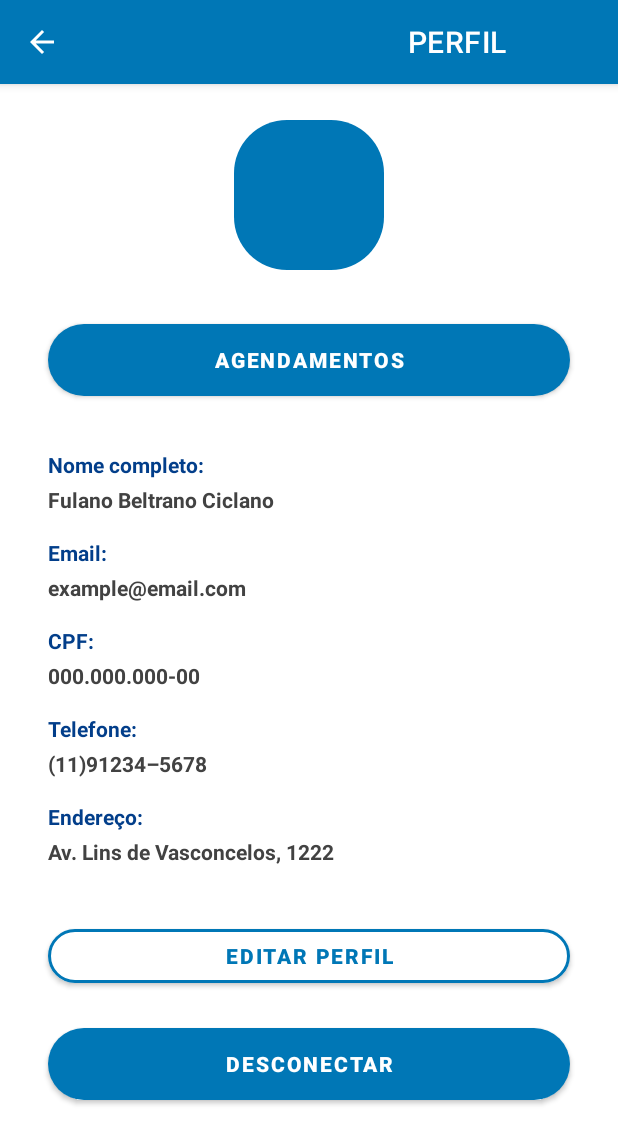
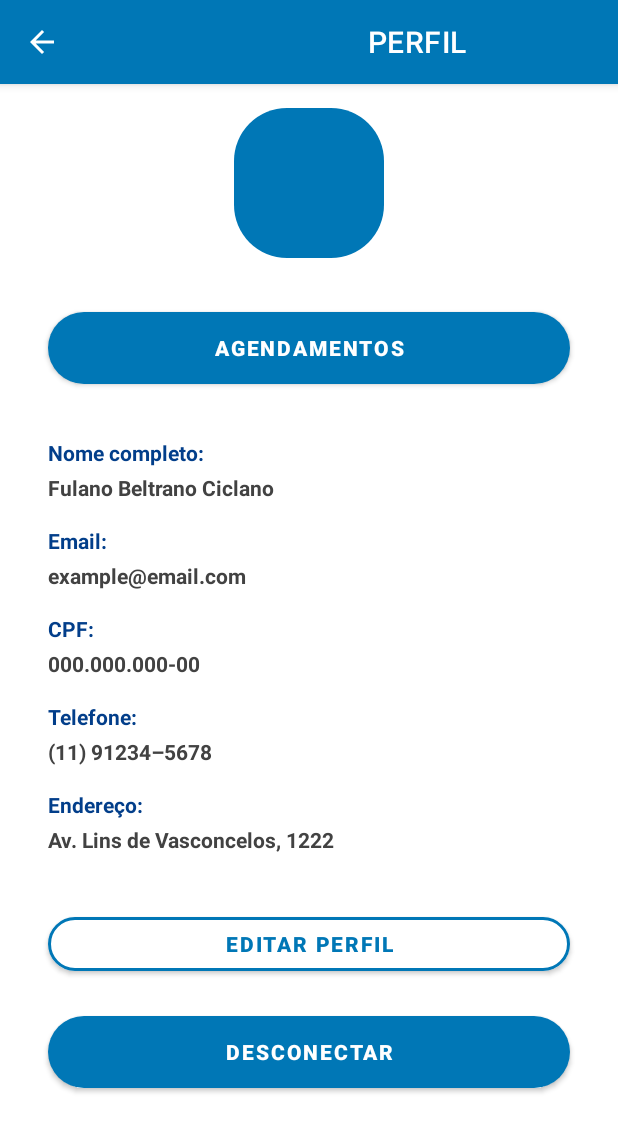
Before and after one commit to antfy/antfyV2, an Android app: the PerfilActivity screen opened directly, with no data from a screen before it, on a phone screen of 412 x 824 dp. Shown: the top 1144 px of the screen. Run offline under Robolectric (Android 15) with nearby library versions, the phone set to English and light mode, and no system bars.

Commit message:
Testes de layout

```diff
--- a/app/src/main/AndroidManifest.xml
+++ b/app/src/main/AndroidManifest.xml
@@ -3,6 +3,8 @@
     package="com.example.antfyv2">
 
     <uses-permission android:name="android.permission.BLUETOOTH" />
+    <uses-permission android:name="android.permission.BLUETOOTH_ADMIN" />
+    <uses-permission android:name="android.permission.ACCESS_COARSE_LOCATION" />
     <uses-permission android:name="android.permission.ACCESS_FINE_LOCATION"/>
     <uses-permission android:name="android.permission.INTERNET" />
     <uses-permission android:name="android.permission.ACCESS_NETWORK_STATE" />
--- a/app/src/main/java/com/example/antfyv2/PerfilActivity.java
+++ b/app/src/main/java/com/example/antfyv2/PerfilActivity.java
@@ -19,7 +19,7 @@ public class PerfilActivity extends AppCompatActivity {
         setContentView(R.layout.activity_perfil);
 
         // ACTIONBAR (NAVIGATION OFF)
-        Objects.requireNonNull(getSupportActionBar()).setTitle("\t\t\t\t\t\t\t\t\t\t\t\t\t\t\tPERFIL");
+        Objects.requireNonNull(getSupportActionBar()).setTitle("\t\t\t\t\t\t\t\t\t\t\t\t\tPERFIL");
         View decorView = getWindow().getDecorView();
         int uiOpcoes = View.SYSTEM_UI_FLAG_HIDE_NAVIGATION + View.SYSTEM_UI_FLAG_IMMERSIVE_STICKY;
         decorView.setSystemUiVisibility(uiOpcoes);
--- a/app/src/main/res/layout/activity_cadastro.xml
+++ b/app/src/main/res/layout/activity_cadastro.xml
@@ -9,7 +9,6 @@
     <ScrollView
         android:layout_width="match_parent"
         android:layout_height="match_parent"
-        android:layout_marginTop="16dp"
         app:layout_constraintBottom_toBottomOf="parent"
         app:layout_constraintEnd_toEndOf="parent"
         app:layout_constraintHorizontal_bias="0.0"
@@ -26,7 +25,7 @@
                 android:layout_width="0dp"
                 android:layout_height="wrap_content"
                 android:layout_marginStart="32dp"
-                android:layout_marginTop="24dp"
+                android:layout_marginTop="32dp"
                 android:layout_marginEnd="32dp"
                 android:text="@string/dados_nome"
                 android:textColor="@color/antfy_primary"
@@ -74,7 +73,7 @@
                 android:layout_width="wrap_content"
                 android:layout_height="wrap_content"
                 android:layout_marginStart="32dp"
-                android:layout_marginTop="16dp"
+                android:layout_marginTop="24dp"
                 android:layout_marginEnd="32dp"
                 android:text="@string/sub_cadastrar"
                 android:textAlignment="center"
--- a/app/src/main/res/layout/activity_entrar.xml
+++ b/app/src/main/res/layout/activity_entrar.xml
@@ -10,7 +10,7 @@
         android:id="@+id/textView"
         android:layout_width="wrap_content"
         android:layout_height="wrap_content"
-        android:layout_marginTop="32dp"
+        android:layout_marginTop="24dp"
         android:text="@string/sub_entrar"
         android:textAlignment="center"
         android:textColor="@color/antfy_dark"
--- a/app/src/main/res/layout/activity_main.xml
+++ b/app/src/main/res/layout/activity_main.xml
@@ -10,7 +10,7 @@
     <ImageView
         android:id="@+id/imageView"
         android:layout_width="0dp"
-        android:layout_height="100dp"
+        android:layout_height="70dp"
         app:layout_constraintBottom_toBottomOf="parent"
         app:layout_constraintEnd_toEndOf="parent"
         app:layout_constraintStart_toStartOf="parent"
--- a/app/src/main/res/layout/activity_perfil.xml
+++ b/app/src/main/res/layout/activity_perfil.xml
@@ -9,7 +9,6 @@
     <ScrollView
         android:layout_width="match_parent"
         android:layout_height="match_parent"
-        android:layout_marginTop="8dp"
         app:layout_constraintBottom_toBottomOf="parent"
         app:layout_constraintEnd_toEndOf="parent"
         app:layout_constraintHorizontal_bias="0.0"
--- a/app/src/main/res/values/strings.xml
+++ b/app/src/main/res/values/strings.xml
@@ -21,7 +21,7 @@
     <string name="dados_endereco">Endereço:</string>
     <string name="dados_enderecoNum">Av. Lins de Vasconcelos, 1222</string>
     <string name="dados_tel">Telefone:</string>
-    <string name="dados_telNum">(11)91234–5678</string>
+    <string name="dados_telNum">(11) 91234–5678</string>
     <string name="dados_rg">RG:</string>
     <string name="dados_cpf">CPF:</string>
     <string name="dados_cpfNum">000.000.000-00</string>
--- a/app/src/main/res/values/themes.xml
+++ b/app/src/main/res/values/themes.xml
@@ -24,8 +24,8 @@
         <item name="colorPrimaryDark">@color/antfy_dark</item>                    // barra notificação
         <item name="colorAccent">@color/antfy_ligth</item>                        // cor hiperlink
         <item name="android:windowBackground">@color/antfy_background</item>      // fundo
-        <item name="android:textColorSecondary">@color/antfy_background</item>       // icone voltar
-        <item name="android:textColorPrimary">@color/antfy_background</item>         // título
+        <item name="android:textColorSecondary">@android:color/white</item>       // icone voltar
+        <item name="android:textColorPrimary">@android:color/white</item>         // título
     </style>
 
     <!-- NoActionBar Theme -->
```
Also changed, not shown: app/src/main/res/layout/activity_home.xml (+10 -10 lines), 601 other files.
